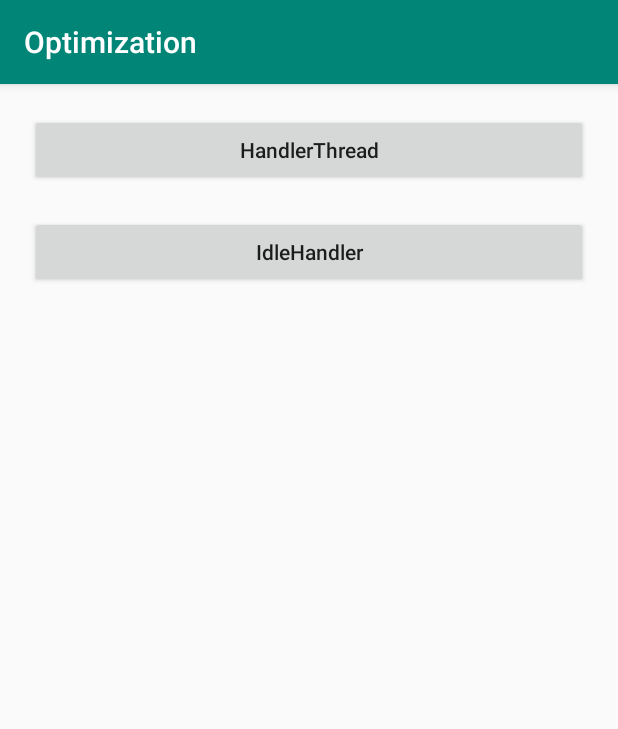
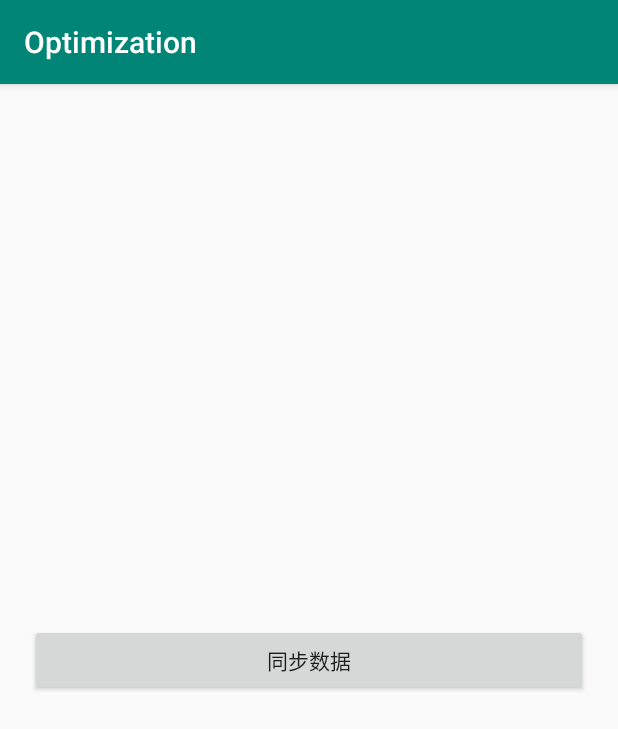
Before and after one commit to bryanrady/Optimization, an Android app: the IdleHandlerActivity screen opened directly, with no data from a screen before it, on a phone screen of 412 x 824 dp. Shown: the top 729 px of the screen. Run offline under Robolectric (Android 15) with nearby library versions, the phone set to English and light mode, and no system bars.

Commit message:
IdleHandler。

```diff
--- a/app/src/main/java/com/bryanrady/optimization/handler/IdleHandlerActivity.java
+++ b/app/src/main/java/com/bryanrady/optimization/handler/IdleHandlerActivity.java
@@ -1,8 +1,6 @@
 package com.bryanrady.optimization.handler;
-
-import android.content.Intent;
-import android.os.AsyncTask;
 import android.os.Bundle;
+import android.util.Log;
 import android.view.View;
 
 import com.bryanrady.optimization.R;
@@ -10,38 +8,26 @@ import com.bryanrady.optimization.leaked.FixLeakedUtils;
 
 import androidx.appcompat.app.AppCompatActivity;
 
-public class IdleHandlerActivity extends AppCompatActivity {
+public class IdleHandlerActivity extends AppCompatActivity implements DataModel.OnDataChangeListener {
+
+    private DataModel mDataModel;
 
     @Override
     protected void onCreate(Bundle savedInstanceState) {
         super.onCreate(savedInstanceState);
-        setContentView(R.layout.activity_handler);
+        setContentView(R.layout.activity_idlehandler);
 
-        MyAsyncTask asyncTask = new MyAsyncTask();
-        asyncTask.execute();
+        mDataModel = new DataModel();
+        mDataModel.setOnDataChangeListener(this);
     }
 
-    static class MyAsyncTask extends AsyncTask<String,Integer,String>{
+    public void sync(View view) {
+        mDataModel.syncData();
+    }
 
-        @Override
-        protected String doInBackground(String... strings) {
-            return null;
-        }
-
-        @Override
-        protected void onPreExecute() {
-            super.onPreExecute();
-        }
-
-        @Override
-        protected void onProgressUpdate(Integer... values) {
-            super.onProgressUpdate(values);
-        }
-
-        @Override
-        protected void onPostExecute(String s) {
-            super.onPostExecute(s);
-        }
+    @Override
+    public void onDataChange() {
+        Log.d("wangqingbin","更新数据");
     }
 
     @Override
@@ -51,15 +37,4 @@ public class IdleHandlerActivity extends AppCompatActivity {
         FixLeakedUtils.fixInputMethodManagerLastSrvView(this);
         FixLeakedUtils.fixInputMethodManagerLeak(this);
     }
-
-    public void handler_thread(View view) {
-        Intent intent = new Intent(this, IdleHandlerActivity.class);
-        startActivity(intent);
-    }
-
-    public void pool(View view) {
-        Intent intent = new Intent(this, IdleHandlerActivity.class);
-        startActivity(intent);
-    }
-
 }
--- /dev/null
+++ b/app/src/main/res/layout/activity_idlehandler.xml
@@ -0,0 +1,16 @@
+<?xml version="1.0" encoding="utf-8"?>
+<RelativeLayout xmlns:android="http://schemas.android.com/apk/res/android"
+    android:layout_width="match_parent"
+    android:layout_height="match_parent"
+    android:orientation="vertical">
+
+    <Button
+        android:onClick="sync"
+        android:layout_width="match_parent"
+        android:layout_height="wrap_content"
+        android:layout_centerInParent="true"
+        android:layout_marginStart="20dp"
+        android:layout_marginEnd="20dp"
+        android:text="同步数据" />
+
+</RelativeLayout>
```
Also changed, not shown: app/src/main/java/com/bryanrady/optimization/handler/DataModel.java (added, +57 -0 lines).
